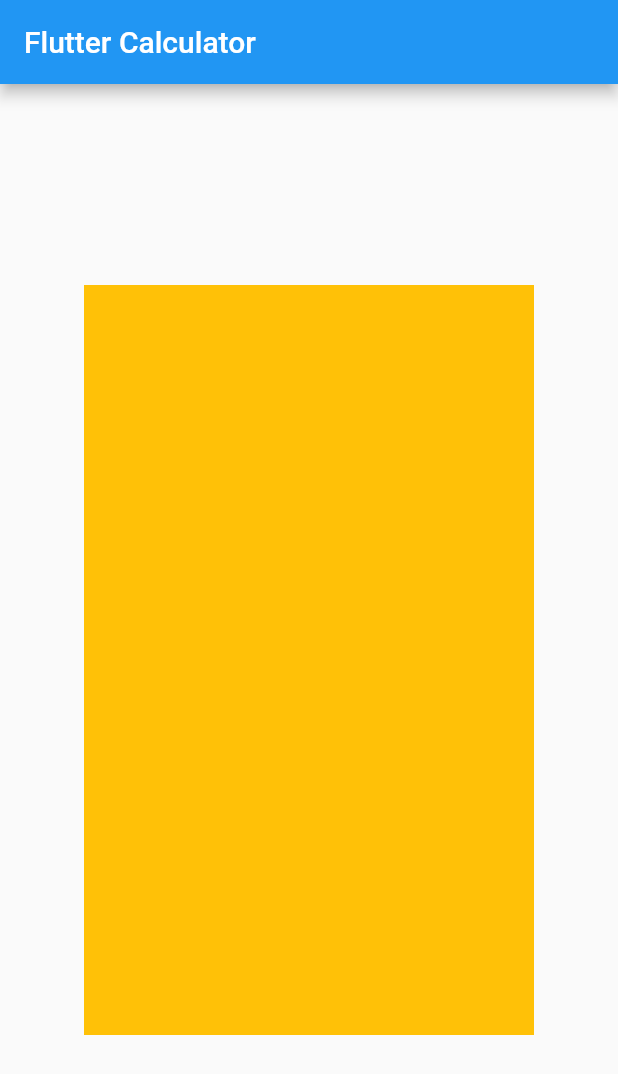
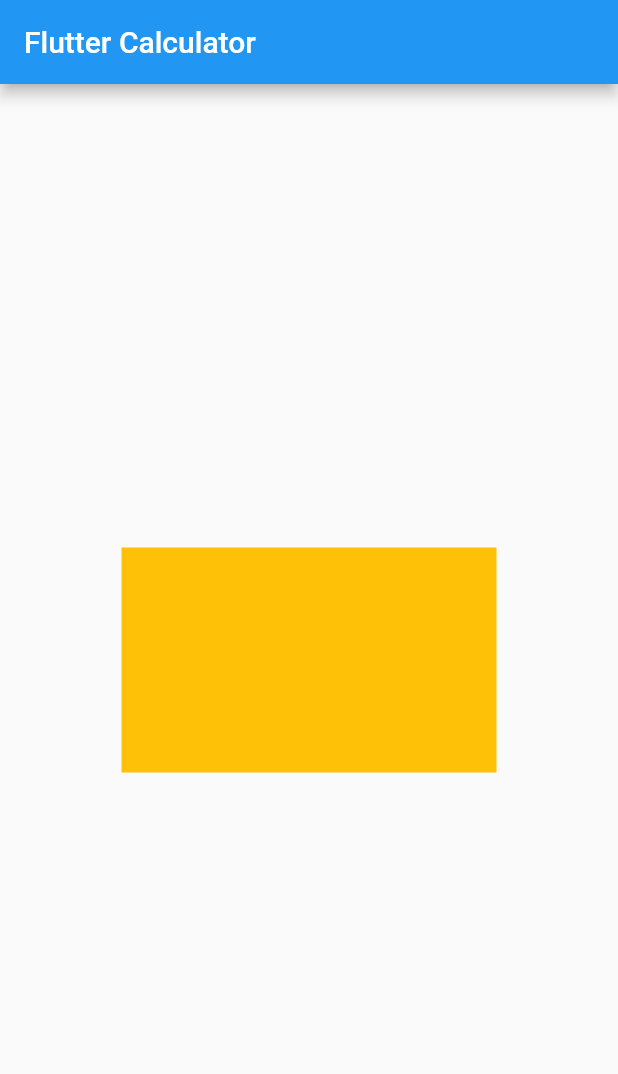
Before and after one commit to sh1l0n/flutter-calculator-apple-style, a Flutter app: the screen it shows after launch, on a phone screen of 412 x 824 dp. Shown: the top 1074 px of the screen. Run offline on Flutter 3.47's test engine with Material 2 defaults, Android fonts, the phone set to English and light mode, and no system bars.

Commit message:
added widgets classes for manage style

```diff
--- a/lib/calculator/number_pad.dart
+++ b/lib/calculator/number_pad.dart
@@ -5,16 +5,19 @@
 
 import 'package:flutter/material.dart';
 import 'package:flutter/widgets.dart';
+import 'package:flutter_calc/calculator/widget_style_config.dart';
 
 class NumberPadWidget extends StatefulWidget {
    const NumberPadWidget({
     Key key,
-    @required this.size,
+    @required this.buttonStyle,
+    @required this.textStyle,
     @required this.onKeyPressed})
   : super(key: key);
 
   final Sink<RawKeyEvent> onKeyPressed;
-  final Size size;
+  final ContainerStyleConfig buttonStyle;
+  final TextStyleConfig textStyle;
 
   @override
   State<StatefulWidget> createState() => _NumberPadWState();
@@ -33,9 +36,11 @@ class _NumberPadWState extends State<NumberPadWidget> {
 
   @override
   Widget build(BuildContext context) {
+
+
     return Container(
-      width: widget.size.width,
-      height: widget.size.height,
+      width: widget.buttonStyle.size.width * padSize[0],
+      height: widget.buttonStyle.size.height * padSize[1],
       color: Colors.amber,
     );
   }
--- a/lib/calculator/numer_pad_button.dart
+++ b/lib/calculator/numer_pad_button.dart
@@ -21,7 +21,7 @@ class NumberPadButtonWidget extends StatefulWidget {
 
   final String text;
   final bool isEnabled;
-  final WidgetStyleConfig widgetStyleConfig;
+  final ContainerStyleConfig widgetStyleConfig;
   final TextStyleConfig textStyleConfig;
   final Sink<String> onTap;
 
@@ -39,6 +39,9 @@ class _NumerPadButtonState extends State<NumberPadButtonWidget> {
 
   @override
   Widget build(BuildContext context) {
+
+    final Color color = widget.isEnabled ? widget.widgetStyleConfig.normalColor : widget.widgetStyleConfig.disableColor;
+
     return GestureDetector(
       onTapDown: (TapDownDetails details) {
         handleTouch();
@@ -53,6 +56,7 @@ class _NumerPadButtonState extends State<NumberPadButtonWidget> {
       child: Container(
         width: widget.widgetStyleConfig.size.width,
         height: widget.widgetStyleConfig.size.height,
+        color: color,
         child: Stack(
           children: [
             Container(
--- a/lib/calculator/widget_style_config.dart
+++ b/lib/calculator/widget_style_config.dart
@@ -21,8 +21,8 @@ class TextStyleConfig {
   final String package;
 }
 
-class WidgetStyleConfig {
-  const WidgetStyleConfig({
+class ContainerStyleConfig {
+  const ContainerStyleConfig({
     @required this.normalColor,
     @required this.highlightColor,
     @required this.disableColor,
--- a/lib/main.dart
+++ b/lib/main.dart
@@ -1,5 +1,7 @@
 import 'package:flutter/material.dart';
 import 'package:flutter_calc/calculator/number_pad.dart';
+
+import 'calculator/widget_style_config.dart';
 
 void main() {
   runApp(MyApp());
@@ -28,12 +30,31 @@ class _MyHomePageState extends State<MyHomePage> {
 
   @override
   Widget build(BuildContext context) {
+
+    final TextStyleConfig textStyle = TextStyleConfig(
+      size: 18,
+      color: Color(0x000000),
+      family: "Arial-MT",
+      weight: FontWeight.normal,
+      package: "",
+    );
+    final ContainerStyleConfig buttonStyle = ContainerStyleConfig(
+      normalColor: null,
+      highlightColor: null,
+      disableColor: null,
+      size: Size(50, 50)
+    );
+
     return Scaffold(
       appBar: AppBar(
         title: Text(widget.title),
       ),
       body: Center(
-        child: NumberPadWidget(onKeyPressed: null, size: Size(300, 500)),
+        child: NumberPadWidget(
+          buttonStyle: buttonStyle,
+          textStyle: textStyle,
+          onKeyPressed: null,
+        ),
       )
     );
   }
```
